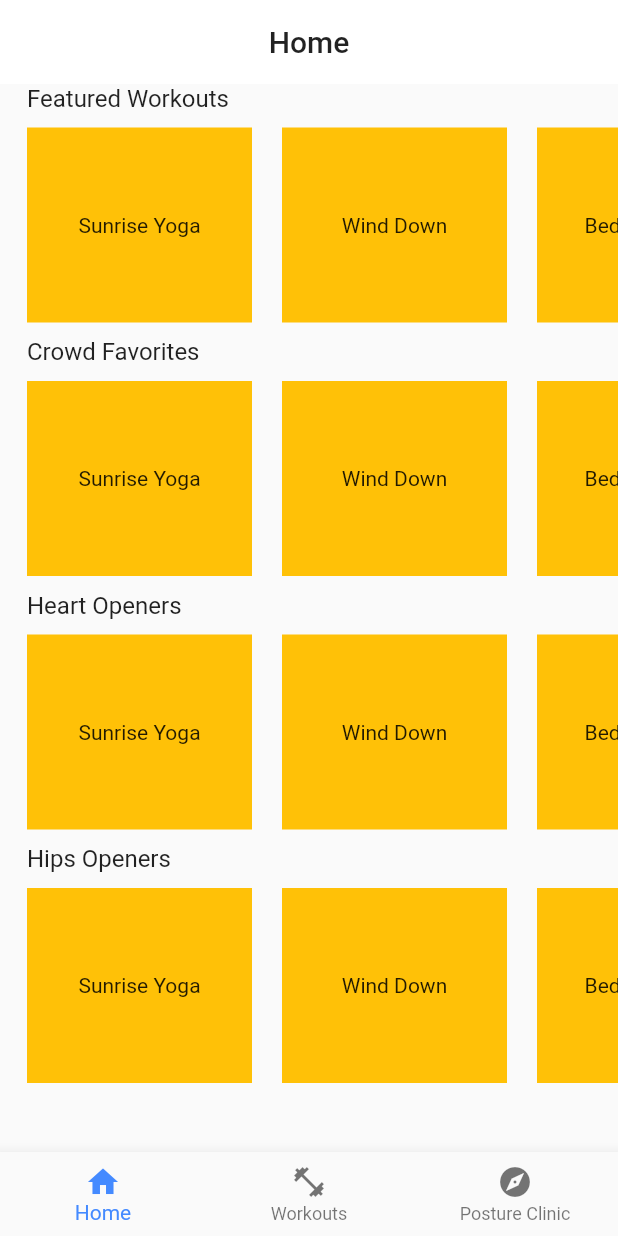
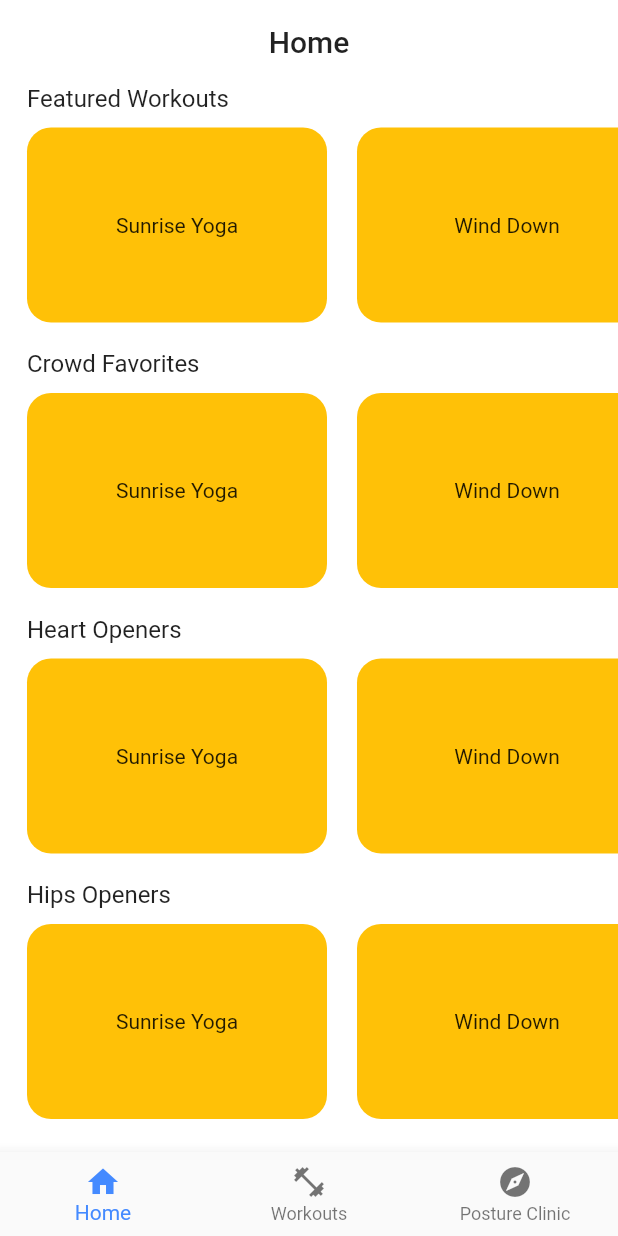
Before and after one commit to f3igao/namaslay_flutter, a Flutter app: the screen it shows after launch, on a phone screen of 412 x 824 dp. Run offline on Flutter 3.47's test engine with Material 2 defaults, Android fonts, the phone set to English and light mode, and no system bars.

Commit message:
add decorations

```diff
--- a/lib/tabs/home_tab.dart
+++ b/lib/tabs/home_tab.dart
@@ -34,7 +34,9 @@ class HomeTab extends StatelessWidget {
           backgroundColor: Colors.white,
           elevation: 0,
         ),
-      body: Column(
+        body: Container(
+          color: Colors.white,
+          child: Column(
             children: <Widget>[
               Expanded(
                   child: ListView.builder(
@@ -43,7 +45,7 @@ class HomeTab extends StatelessWidget {
               ))
             ],
           ),
-    );
+        ));
   }
 }
 
@@ -59,7 +61,7 @@ Widget _buildHomeRow(BuildContext context, int index) {
                   fontWeight: FontWeight.w400,
                   color: Colors.black87))),
       Padding(
-        padding: const EdgeInsets.only(left: 8.0),
+          padding: const EdgeInsets.only(left: 8.0, bottom: 8.0),
           child: Row(children: [
             Expanded(
                 child: SizedBox(
@@ -77,7 +79,10 @@ Widget _buildHomeRow(BuildContext context, int index) {
 Widget _buildWorkoutTile(BuildContext context, int index) {
   return Container(
       child: Center(child: Text(mockWorkouts[index])),
-      width: 150,
+      width: 200.0,
+      decoration: new BoxDecoration(
         color: Colors.amber,
+        borderRadius: new BorderRadius.all(new Radius.circular(16.0)),
+      ),
       margin: EdgeInsets.all(10));
 }
--- a/lib/workouts/workouts_container.dart
+++ b/lib/workouts/workouts_container.dart
@@ -27,6 +27,8 @@ class WorkoutsContainer extends StatelessWidget {
   @override
   Widget build(BuildContext context) {
     return Container(
+      padding: const EdgeInsets.all(18.0),
+      color: Colors.white,
       child: Column(
         mainAxisSize: MainAxisSize.min,
         crossAxisAlignment: CrossAxisAlignment.center,
```
Also changed, not shown: lib/workouts/workout_cards.dart (+7 -3 lines). Lines whose indentation alone changed are shown as unchanged.
